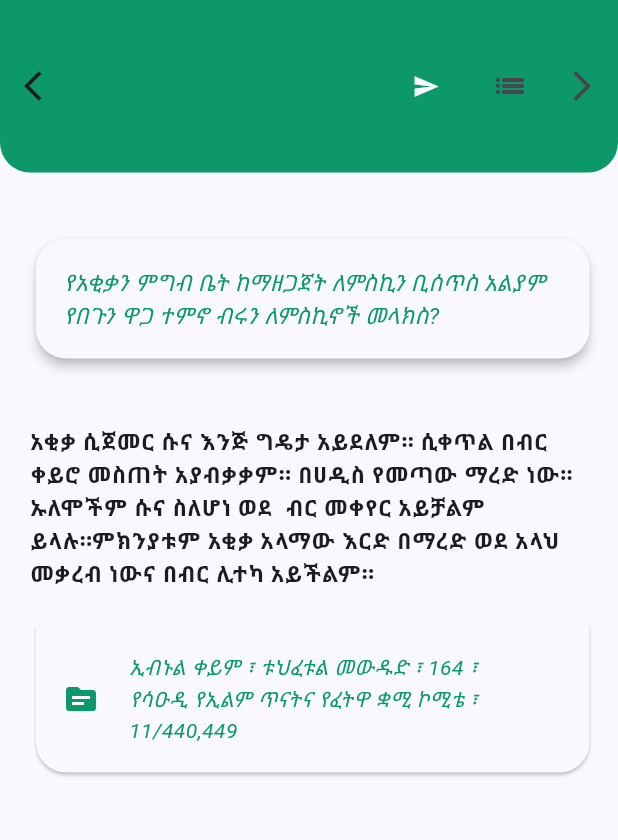
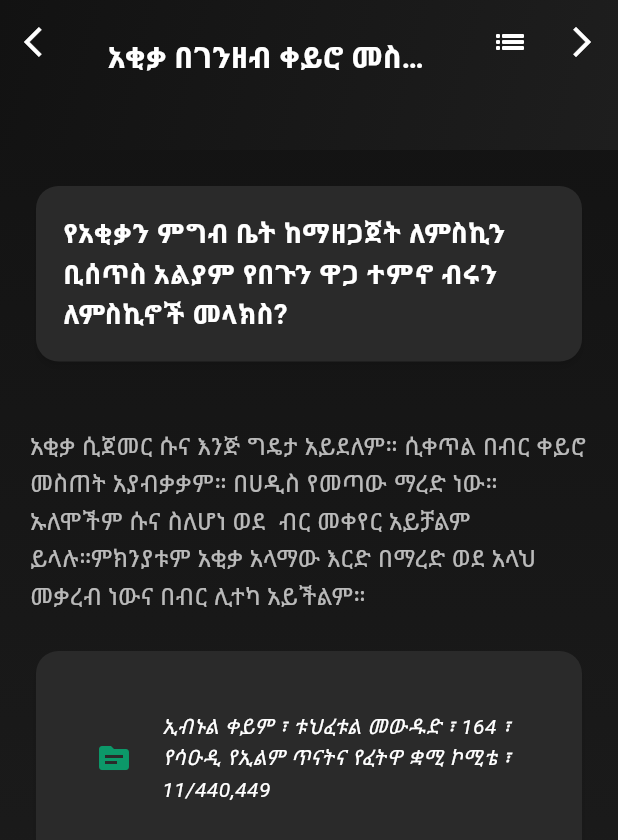
Before and after one commit to abduseK/Ye-Elm-Kazna, a Flutter app: the Page11 screen opened directly, after a tap on the "arrow back ios" icon, on a phone screen of 412 x 824 dp. Shown: the top 840 px of the screen. Run offline on Flutter 3.47's test engine with Material 3 defaults, Android fonts, the light colour scheme and no system bars; our stand-ins replace marquee, share.

Commit message:
update on Tidar part 2 UI and some clean ups

```diff
--- a/lib/pages/page11.dart
+++ b/lib/pages/page11.dart
@@ -1,161 +1,167 @@
 import 'package:flutter/material.dart';
-import 'package:ye_elm_kazna/constants.dart';
 import 'package:ye_elm_kazna/files/listfiles4.dart';
-import 'package:share/share.dart';
-
-
-
+import 'package:ye_elm_kazna/widgets/refractor_widgets.dart';
 
 class Page11 extends StatefulWidget {
-
-
-
   @override
-
   _Page11State createState() => _Page11State();
 }
 
 class _Page11State extends State<Page11> {
-
-
-
-  @override
-
   int barNumber = 26;
   int textNumber = 26;
   int sourceNumber = 26;
   int questionNumber = 26;
 
+  void updateNumbers(int change) {
+    setState(() {
+      barNumber += change;
+      textNumber += change;
+      sourceNumber += change;
+      questionNumber += change;
+
+      if (barNumber < 26) {
+        barNumber = 26;
+        textNumber = 26;
+        sourceNumber = 26;
+        questionNumber = 26;
+      } else if (barNumber > 42) {
+        barNumber = 42;
+        textNumber = 42;
+        sourceNumber = 42;
+        questionNumber = 42;
+      }
+    });
+  }
+
+  @override
   Widget build(BuildContext context) {
     return Scaffold(
-      backgroundColor: Color(0xFFF9F8FD),
-      appBar: AppBar(
-        flexibleSpace: Text("\n\n\n\n\n\n            " + appTitless5[barNumber],
-        style: TextStyle(
-          color: kBackgroundColor
-        ),
-        ),
-        backgroundColor: Color(0xFF0C9869),
-        toolbarHeight: 115.0,
-        shape: RoundedRectangleBorder(
-          borderRadius: BorderRadius.only(
-            bottomLeft: Radius.circular(20),
-            bottomRight: Radius.circular(20)
-          )
-        ),
-        leading: IconButton(
-          onPressed: () {
-            setState(() {
-              barNumber--;
-              textNumber--;
-              sourceNumber--;
-              questionNumber--;
-              if(barNumber < 26)
-              {
-                barNumber = 26;
-                questionNumber = 26;
-                sourceNumber = 26;
-                textNumber = 26;
-              }
-            });
-          },
-          icon: Icon(Icons.arrow_back_ios),),
-        actions: [
-          TextButton(
-                onPressed: () {
-                  Share.share(
-                    texts5[textNumber],
-                  );
-                },
-                child: Icon(Icons.send,
-                color: kBackgroundColor,),
-
-              ),
-          IconButton(
-              onPressed: () {
-                Navigator.pop(context);
-              },
-              icon: Icon(Icons.list_sharp)
-          ),
-          IconButton(
-            onPressed: () {
-              setState(() {
-                barNumber++;
-                textNumber++;
-                sourceNumber++;
-                questionNumber++;
-                if(barNumber > 42)
-                {
-                  barNumber = 42;
-                  questionNumber = 42;
-                  sourceNumber = 42;
-                  textNumber = 42;
-                }
-
-              });
-            },
-            icon: Icon(Icons.arrow_forward_ios),)
-        ],
-      ),
-      body: SingleChildScrollView(
-        child: Padding(
-          padding: const EdgeInsets.only(left: 20.0, top: 40.0, right: 15.0),
-          child: Column(
-            children: [
-              Card(
-                color: kBackgroundColor,
-                elevation: 3,
-                shape: RoundedRectangleBorder(
-                  borderRadius: BorderRadius.circular(20)
-                ),
-                child: Padding(
-                  padding: const EdgeInsets.all(18.0),
-                  child: Text(questions5[questionNumber],
-                    style: questionTextStyle
+      extendBodyBehindAppBar: true,
+      appBar: PreferredSize(
+        preferredSize: Size.fromHeight(100.0),
+        child: AppBar(
+          backgroundColor: Colors.transparent,
+          elevation: 0,
+          flexibleSpace: Container(
+            decoration: BoxDecoration(
+              gradient: LinearGradient(
+                colors: [Color(0xFF121212), Color(0xFF1E1E1E)], // Dark gradient
+                begin: Alignment.topLeft,
+                end: Alignment.bottomRight,
               ),
             ),
           ),
-              SizedBox(height: 40.0,),
-              Text(
-                texts5[textNumber],
-                style: mainTextStyle
+          centerTitle: true,
+          title: Padding(
+            padding: const EdgeInsets.only(top: 20.0),
+            child: Text(
+              appTitless5[barNumber],
+              style: TextStyle(
+                fontSize: 20,
+                fontWeight: FontWeight.bold,
+                color: Colors.white, // White text for contrast
               ),
-              SizedBox(
-                height: 20.0,
             ),
-
-              Card(
-                color: kBackgroundColor,
-                shape: RoundedRectangleBorder(
-                    borderRadius: BorderRadius.only(
-                        bottomLeft: Radius.circular(20),
-                        bottomRight: Radius.circular(20)
-                    )
           ),
-                child: Padding(
-                  padding: const EdgeInsets.all(18.0),
-                  child: Row(
-                    mainAxisAlignment: MainAxisAlignment.end,
-                    children: [
-                      Icon(Icons.source,
-                        color: kPrimaryColor,),
-                      SizedBox(width: 20.0,),
-                      Expanded(
-                        child: Text(sources5[sourceNumber],
-                          style: TextStyle(
-                              color: Color(0xFF0C9869),
-                              fontStyle: FontStyle.italic
-                          ),),
-                      )
+          leading: IconButton(
+            onPressed: () => updateNumbers(-1),
+            icon: Icon(Icons.arrow_back_ios, color: Colors.white),
+          ),
+          actions: [
+            // IconButton(
+            //   onPressed: () => Share.share(texts[textNumber]),
+            //   icon: Icon(Icons.send, color: Colors.white),
+            // ),
+            IconButton(
+              onPressed: () => Navigator.pop(context),
+              icon: Icon(Icons.list_sharp, color: Colors.white),
+            ),
+            IconButton(
+              onPressed: () => updateNumbers(1),
+              icon: Icon(Icons.arrow_forward_ios, color: Colors.white),
+            ),
           ],
         ),
       ),
-            )
+      body: Stack(
+        children: [
+          // Dark background
+          Container(
+            decoration: BoxDecoration(
+              gradient: LinearGradient(
+                colors: [
+                  Color(0xFF121212),
+                  Color(0xFF1E1E1E)
+                ], // Dark gradient background
+                begin: Alignment.topCenter,
+                end: Alignment.bottomCenter,
+              ),
+            ),
+          ),
+          // Main content
+          SingleChildScrollView(
+            child: Padding(
+              padding:
+                  const EdgeInsets.symmetric(horizontal: 20.0, vertical: 120.0),
+              child: Column(
+                crossAxisAlignment: CrossAxisAlignment.start,
+                children: [
+                  // Question Card
+                  Card(
+                    color: Color(0xFF2A2A2A), // Darker card background
+                    shape: RoundedRectangleBorder(
+                      borderRadius: BorderRadius.circular(15),
+                    ),
+                    elevation: 2, // Minimal shadow
+                    shadowColor: Colors.black.withOpacity(0.5),
+                    child: Padding(
+                      padding: const EdgeInsets.all(18.0),
+                      child: Text(
+                        questions5[questionNumber],
+                        style: TextStyle(
+                          fontSize: 18,
+                          fontWeight: FontWeight.w600,
+                          color: Colors.white, // Light text for contrast
+                        ),
+                      ),
+                    ),
+                  ),
+                  SizedBox(height: 40.0),
 
+                  // Main Text Content
+                  Text(
+                    texts5[textNumber],
+                    style: TextStyle(
+                      fontSize: 16,
+                      color: Colors
+                          .white70, // Slightly muted white text for body content
+                      height: 1.5,
+                    ),
+                  ),
+
+                  SizedBox(height: 20.0),
+
+                  // Source Card
+                  Card(
+                    color: Color(
+                        0xFF2A2A2A), // Same dark background for consistency
+                    shape: RoundedRectangleBorder(
+                      borderRadius: BorderRadius.circular(15),
+                    ),
+                    elevation: 2, // Subtle shadow
+                    shadowColor: Colors.black.withOpacity(0.5),
+                    child: Padding(
+                      padding: const EdgeInsets.all(18.0),
+                      child: NewCard5(sourceNumber: sourceNumber),
+                    ),
+                  ),
                 ],
               ),
             ),
           ),
+        ],
+      ),
     );
   }
 }
```
Also changed, not shown: lib/pages/page10.dart (+0 -155 lines). Lines whose indentation alone changed are shown as unchanged.
